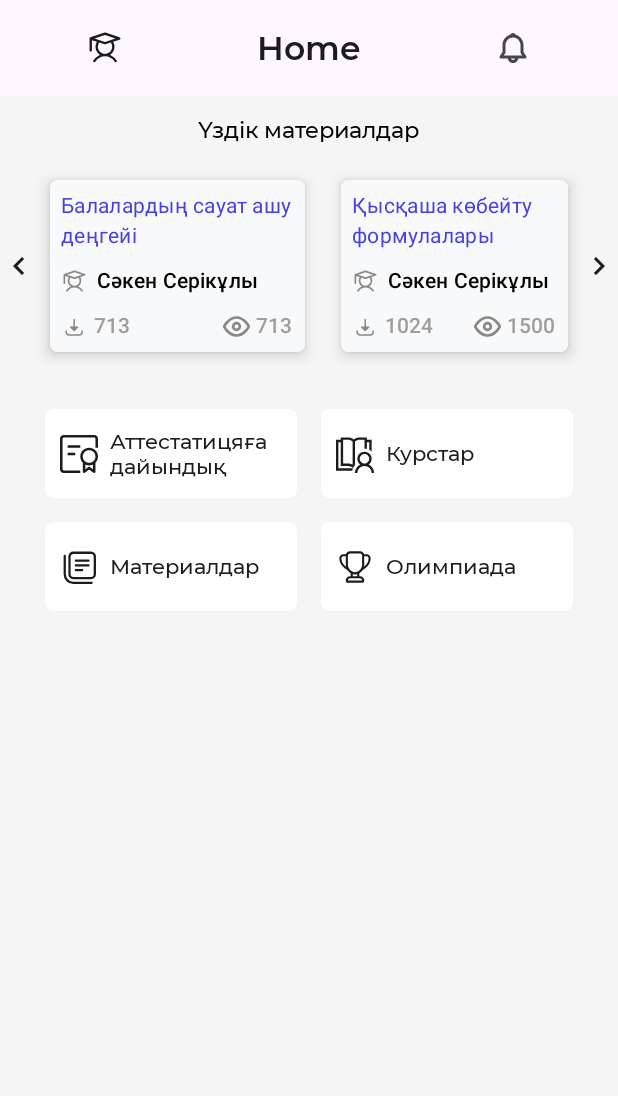
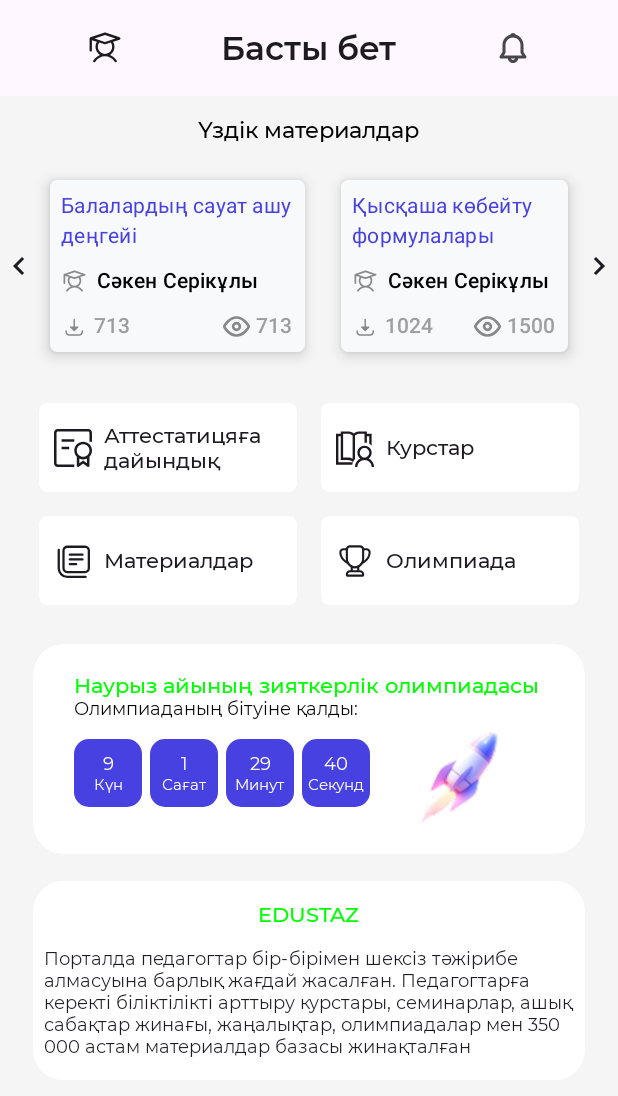
Before and after one commit to Asanalikhan/Edustaz-Android-App, an Android app built with Jetpack Compose: the HomePage screen opened through its navigation route, on a phone screen of 412 x 824 dp. Shown: the top 1096 px of the screen. Run offline under Robolectric (Android 15) with nearby library versions, the phone set to English and light mode, and no system bars.

Commit message:
Home Page: Timer, Label added

```diff
--- /dev/null
+++ b/app/src/main/java/com/example/edustaz/data/TimeRemaining.kt
@@ -0,0 +1,3 @@
+package com.example.edustaz.data
+
+data class TimeRemaining(val days: Int, val hours: Int, val minutes: Int, val second: Int)
--- a/app/src/main/java/com/example/edustaz/ui/components/GridScreen.kt
+++ b/app/src/main/java/com/example/edustaz/ui/components/GridScreen.kt
@@ -1,15 +1,22 @@
 package com.example.edustaz.ui.components
 
 import androidx.compose.foundation.background
-import androidx.compose.foundation.layout.*
-import androidx.compose.foundation.lazy.grid.*
+import androidx.compose.foundation.layout.Row
+import androidx.compose.foundation.layout.Spacer
+import androidx.compose.foundation.layout.fillMaxSize
+import androidx.compose.foundation.layout.fillMaxWidth
+import androidx.compose.foundation.layout.height
+import androidx.compose.foundation.layout.padding
+import androidx.compose.foundation.layout.size
+import androidx.compose.foundation.layout.width
+import androidx.compose.foundation.lazy.grid.GridCells
+import androidx.compose.foundation.lazy.grid.LazyVerticalGrid
 import androidx.compose.foundation.lazy.grid.items
 import androidx.compose.foundation.shape.RoundedCornerShape
 import androidx.compose.material3.Card
 import androidx.compose.material3.Icon
 import androidx.compose.material3.Text
-import androidx.compose.runtime.*
-import androidx.compose.ui.*
+import androidx.compose.runtime.Composable
 import androidx.compose.ui.Alignment
 import androidx.compose.ui.Modifier
 import androidx.compose.ui.graphics.Color
@@ -22,7 +29,8 @@ import com.example.edustaz.ui.theme.MontserratFont
 
 @Composable
 fun GridScreen() {
-    val titles = listOf("Аттестатицяға дайындық", "Курстар", "Материалдар", "Олимпиада") // Example items
+    val titles =
+        listOf("Аттестатицяға дайындық", "Курстар", "Материалдар", "Олимпиада") // Example items
     val images = listOf(
         R.drawable.ic_atestat,
         R.drawable.ic_course,
@@ -33,8 +41,8 @@ fun GridScreen() {
     LazyVerticalGrid(
         columns = GridCells.Fixed(2), // 2 columns
         modifier = Modifier
-            .fillMaxSize()
-            .padding(22.dp)
+            .fillMaxWidth()
+            .padding(18.dp)
     ) {
         items(titles.zip(images)) { (title, icon) ->
             GridItem(iconRes = icon, text = title)
--- a/app/src/main/java/com/example/edustaz/ui/components/Timer.kt
+++ b/app/src/main/java/com/example/edustaz/ui/components/Timer.kt
@@ -1,58 +1,108 @@
 package com.example.edustaz.ui.components
 
+import androidx.compose.foundation.Image
 import androidx.compose.foundation.background
-import androidx.compose.foundation.layout.*
+import androidx.compose.foundation.layout.Column
+import androidx.compose.foundation.layout.Row
+import androidx.compose.foundation.layout.Spacer
+import androidx.compose.foundation.layout.fillMaxWidth
+import androidx.compose.foundation.layout.padding
+import androidx.compose.foundation.layout.size
+import androidx.compose.foundation.layout.width
 import androidx.compose.foundation.shape.RoundedCornerShape
 import androidx.compose.material3.Card
 import androidx.compose.material3.Text
 import androidx.compose.runtime.Composable
+import androidx.compose.runtime.LaunchedEffect
+import androidx.compose.runtime.getValue
+import androidx.compose.runtime.mutableStateOf
+import androidx.compose.runtime.remember
+import androidx.compose.runtime.setValue
+import androidx.compose.ui.Alignment
 import androidx.compose.ui.Modifier
 import androidx.compose.ui.graphics.Color
+import androidx.compose.ui.res.painterResource
 import androidx.compose.ui.text.font.FontWeight
 import androidx.compose.ui.unit.dp
 import androidx.compose.ui.unit.sp
-import androidx.constraintlayout.compose.ConstraintLayout
+import com.example.edustaz.R
+import com.example.edustaz.data.TimeRemaining
 import com.example.edustaz.ui.theme.MontserratFont
+import kotlinx.coroutines.delay
+import java.text.SimpleDateFormat
+import java.util.Date
+import java.util.Locale
 
 @Composable
 fun Timer() {
+
+    val targetDate = SimpleDateFormat("yyyy-MM-dd HH:mm", Locale.getDefault()).parse("2025-04-10 12:00")
+    var remainingTime by remember { mutableStateOf(getTimeRemaining(targetDate)) }
+
+    LaunchedEffect(remainingTime) {
+        delay(1000)
+        remainingTime = getTimeRemaining(targetDate)
+    }
     Card(
         shape = RoundedCornerShape(20.dp),
         modifier = Modifier
             .fillMaxWidth()
-            .padding(16.dp)
-            .background(Color.White)
+            .padding(22.dp, 0.dp)
     ) {
-        ConstraintLayout(
+        Column(
             modifier = Modifier
-                .fillMaxSize()
+                .fillMaxWidth()
+                .background(Color.White)
+                .padding(27.dp, 19.dp)
         ) {
-            val (title, description, time) = createRefs()
-
             Text(
                 text = "Наурыз айының зияткерлік олимпиадасы",
                 fontFamily = MontserratFont,
                 fontWeight = FontWeight.Medium,
                 fontSize = 14.sp,
-                color = Color.Green,
-                modifier = Modifier.constrainAs(title) {
-                    top.linkTo(parent.top)
-                    start.linkTo(parent.start)
-                    end.linkTo(parent.end)
-                }
+                color = Color.Green
             )
 
             Text(
-                text = "Олимпиаданың бітуіне қалды",
+                text = "Олимпиаданың бітуіне қалды:",
                 fontFamily = MontserratFont,
                 fontWeight = FontWeight.Normal,
                 fontSize = 12.sp,
                 color = Color.Black,
-                modifier = Modifier.constrainAs(description) { // ✅ Unique reference
-                    top.linkTo(title.bottom, margin = 9.dp)
-                    start.linkTo(parent.start)
-                }
             )
+
+            Row(
+                verticalAlignment = Alignment.CenterVertically
+            ) {
+                TimerBox(remainingTime.days, "Күн")
+                Spacer(modifier = Modifier.width(5.dp))
+                TimerBox(remainingTime.hours, "Сағат")
+                Spacer(modifier = Modifier.width(5.dp))
+                TimerBox(remainingTime.minutes, "Минут")
+                Spacer(modifier = Modifier.width(5.dp))
+                TimerBox(remainingTime.second, "Секунд")
+                Spacer(modifier = Modifier.width(25.dp))
+                Image(
+                    painter = painterResource(id = R.drawable.img_rocket),
+                    contentDescription = "Rocket",
+                    modifier = Modifier.size(70.dp)
+                )
+
+            }
         }
     }
 }
+
+fun getTimeRemaining(targetDate: Date?): TimeRemaining{
+    if(targetDate == null) return TimeRemaining(0, 0, 0, 0)
+
+    val currentTime = System.currentTimeMillis()
+    val difference = targetDate.time - currentTime
+
+    val days = (difference / (1000 * 60 * 60 * 24)).toInt()
+    val hours = ((difference / (1000 * 60 * 60 )) % 24).toInt()
+    val minutes = ((difference / (1000 * 60 )) % 60).toInt()
+    val seconds = ((difference / 1000 % 60)).toInt()
+
+    return TimeRemaining(days, hours, minutes, seconds)
+}
--- /dev/null
+++ b/app/src/main/java/com/example/edustaz/ui/components/TimerBox.kt
@@ -0,0 +1,42 @@
+package com.example.edustaz.ui.components
+
+import androidx.compose.foundation.background
+import androidx.compose.foundation.layout.Arrangement
+import androidx.compose.foundation.layout.Column
+import androidx.compose.foundation.layout.size
+import androidx.compose.foundation.shape.RoundedCornerShape
+import androidx.compose.material3.Text
+import androidx.compose.runtime.Composable
+import androidx.compose.ui.Alignment
+import androidx.compose.ui.Modifier
+import androidx.compose.ui.graphics.Color
+import androidx.compose.ui.text.font.FontWeight
+import androidx.compose.ui.unit.dp
+import androidx.compose.ui.unit.sp
+import com.example.edustaz.ui.theme.MontserratFont
+
+@Composable
+fun TimerBox(value: Int, label: String) {
+    Column(
+        modifier = Modifier
+            .background(Color(0xFF4741E1), shape = RoundedCornerShape(10.dp))
+            .size(45.dp),
+        horizontalAlignment = Alignment.CenterHorizontally,
+        verticalArrangement = Arrangement.Center
+    ) {
+        Text(
+            "$value",
+            fontSize = 12.sp,
+            fontFamily = MontserratFont,
+            fontWeight = FontWeight.Normal,
+            color = Color.White
+        )
+        Text(
+            label,
+            fontSize = 10.sp,
+            fontFamily = MontserratFont,
+            fontWeight = FontWeight.Normal,
+            color = Color.White
+        )
+    }
+}
--- a/app/src/main/java/com/example/edustaz/ui/navigation/AppNavGraph.kt
+++ b/app/src/main/java/com/example/edustaz/ui/navigation/AppNavGraph.kt
@@ -25,7 +25,7 @@ fun AppNavGraph(navController: NavHostController) {
         }
         composable("home") {
             HomePage(onNavigateBack = {navController.popBackStack()},
-                title = "Home")
+                title = "Басты бет")
         }
     }
 }
--- a/app/src/main/java/com/example/edustaz/ui/screen/HomePage.kt
+++ b/app/src/main/java/com/example/edustaz/ui/screen/HomePage.kt
@@ -4,8 +4,10 @@ import androidx.compose.foundation.background
 import androidx.compose.foundation.layout.Column
 import androidx.compose.foundation.layout.Spacer
 import androidx.compose.foundation.layout.fillMaxSize
+import androidx.compose.foundation.layout.fillMaxWidth
 import androidx.compose.foundation.layout.height
 import androidx.compose.foundation.layout.padding
+import androidx.compose.foundation.shape.RoundedCornerShape
 import androidx.compose.material3.CenterAlignedTopAppBar
 import androidx.compose.material3.ExperimentalMaterial3Api
 import androidx.compose.material3.Icon
@@ -97,8 +99,34 @@ fun HomePage(
             Spacer(modifier = Modifier.height(16.dp))
             InfiniteMaterialList(materials = sampleMaterials)
             GridScreen()
-            Spacer(modifier = Modifier.height(17.dp))
             Timer()
+            Column(
+                modifier = Modifier
+                    .fillMaxWidth()
+                    .padding(22.dp, 18.dp)
+                    .background(Color.White, shape = RoundedCornerShape(20.dp))
+            ) {
+                Text(
+                    "EDUSTAZ",
+                    fontFamily = MontserratFont,
+                    fontWeight = FontWeight.Medium,
+                    fontSize = 14.sp,
+                    color = Color.Green,
+                    modifier = Modifier
+                        .align(Alignment.CenterHorizontally)
+                        .padding(0.dp, 14.dp)
+                )
+                Text(
+                    "Порталда педагогтар бір-бірімен шексіз тәжірибе алмасуына барлық жағдай жасалған. Педагогтарға керекті біліктілікті арттыру курстары, семинарлар, ашық сабақтар жинағы, жаңалықтар, олимпиадалар мен 350 000 астам материалдар базасы жинақталған\n",
+                    fontFamily = MontserratFont,
+                    fontWeight = FontWeight.Normal,
+                    fontSize = 12.sp,
+                    modifier = Modifier
+                        .align(Alignment.CenterHorizontally)
+                        .padding(7.dp, 0.dp)
+                )
+
+            }
         }
     }
 }
```
Also changed, not shown: app/src/main/res/drawable/img_rocket.png (added).
